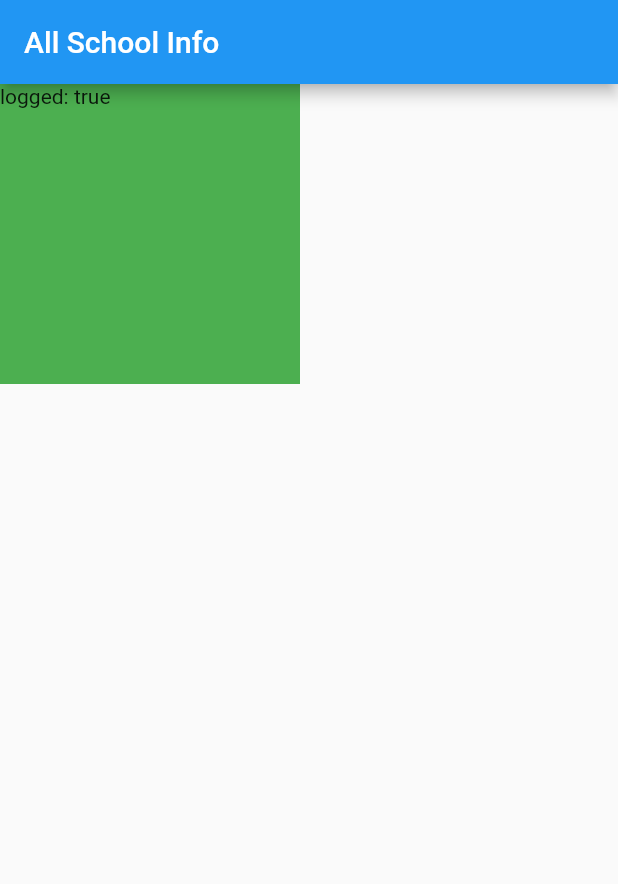
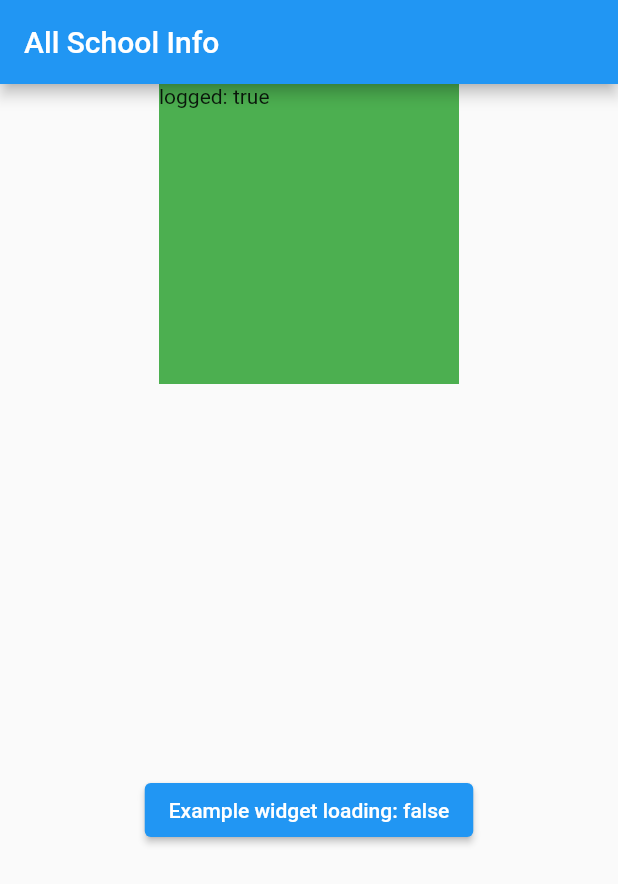
Before and after one commit to jWinterDay/all_school_info, a Flutter app: the screen it shows after launch, after a tap on an icon or button, on a phone screen of 412 x 824 dp. Shown: the top 884 px of the screen. Run offline on Flutter 3.47's test engine with Material 2 defaults, Android fonts, the phone set to English and light mode, and no system bars; our stand-ins replace flutter_bloc, flutter_redux, freezed_annotation, logger, redux.

Commit message:
announcement draft

```diff
--- a/lib/main.dart
+++ b/lib/main.dart
@@ -1,3 +1,4 @@
+import 'package:all_school_info/src/announcement/announcement.dart';
 import 'package:flutter/material.dart';
 import 'package:domain/domain.dart';
 import 'package:flutter_redux/flutter_redux.dart';
@@ -23,7 +24,10 @@ class MyApp extends StatelessWidget {
           appBar: AppBar(
             title: const Text('All School Info'),
           ),
-          body: GestureDetector(
+          body: Column(
+            children: <Widget>[
+              // test
+              GestureDetector(
                 onTap: () {
                   AppDomainProvider.appStore.dispatch(
                     UserLoggedInAction(loggedIn: !AppDomainProvider.appStore.state.userState.loggedIn),
@@ -45,6 +49,16 @@ class MyApp extends StatelessWidget {
                   ),
                 ),
               ),
+
+              // announcement
+              Expanded(
+                child: Container(
+                  color: Colors.blue,
+                  child: const Announcement(),
+                ),
+              ),
+            ],
+          ),
         ),
       ),
     );
--- /dev/null
+++ b/lib/src/announcement/announcement.dart
@@ -0,0 +1,28 @@
+// ignore_for_file: always_use_package_imports
+import 'package:domain/domain.dart';
+import 'package:flutter/material.dart';
+import 'package:flutter_bloc/flutter_bloc.dart';
+
+import 'bloc/announcement_bloc.dart';
+import 'views/announcement_view.dart';
+
+class Announcement extends StatelessWidget {
+  const Announcement({
+    Key? key,
+    this.testMode = false,
+  }) : super(key: key);
+
+  final bool testMode;
+
+  @override
+  Widget build(BuildContext context) {
+    return BlocProvider<AnnouncementBloc>(
+      create: (_) => AnnouncementBloc(
+        testMode: testMode,
+      )..add(const AnnouncementAction.start()),
+      child: AnnouncementView(
+        testMode: testMode,
+      ),
+    );
+  }
+}
--- /dev/null
+++ b/lib/src/announcement/bloc/announcement_bloc.dart
@@ -0,0 +1,66 @@
+// ignore_for_file: always_use_package_imports
+import 'dart:async';
+import 'package:domain/domain.dart';
+import 'package:flutter_bloc/flutter_bloc.dart';
+
+class AnnouncementBloc extends Bloc<AnnouncementAction, AnnouncementState> {
+  AnnouncementBloc({
+    required this.testMode,
+  }) : super(const AnnouncementState()) {
+    _subscribe();
+  }
+
+  final bool testMode;
+
+  StreamSubscription<bool>? _awaitingOfSomething;
+
+  // replace this with package State and Actions for using redux
+  // PackageState _packageState => storeProvider.state<PackageState>State>();
+  // PackageActions get _packageActions => storeProvider.actions<PackageActions>();
+  // Stream<PackageState> get _packageStateStream => storeProvider.streamState<PackageState>();
+
+  @override
+  Future<void> close() {
+    _awaitingOfSomething?.cancel();
+
+    return super.close();
+  }
+
+  @override
+  Stream<AnnouncementState> mapEventToState(AnnouncementAction event) async* {
+    yield* event.maybeMap<Stream<AnnouncementState>>(
+      start: (_) => _mapStartToState(),
+      // ignore: always_specify_types
+      changeLoading: (blocEvent) => _changeLoading(blocEvent.value),
+      orElse: _mapDefaultEventToState,
+    );
+  }
+
+  /// initial values
+  Stream<AnnouncementState> _mapStartToState() async* {
+    yield AppDomainProvider.appStore.state.announcementState;
+  }
+
+  /// loading
+  Stream<AnnouncementState> _changeLoading(bool value) async* {
+    AppDomainProvider.appStore.dispatch(
+      AnnouncementAction.changeLoading(value: !AppDomainProvider.appStore.state.announcementState.loading),
+    );
+
+    yield AppDomainProvider.appStore.state.announcementState;
+  }
+
+  /// default handler
+  Stream<AnnouncementState> _mapDefaultEventToState() async* {}
+
+  /// `subscribe to redux state`
+  void _subscribe() {
+    // _awaitingOfSomething = _packageStateStream.map((PackageState _packageState) {
+    //   return _packageState.loading;
+    // }).listen((bool loading) {
+    //   emit(state.copyWith(
+    //     loading: loading,
+    //   ));
+    // });
+  }
+}
--- /dev/null
+++ b/lib/src/announcement/views/announcement_view.dart
@@ -0,0 +1,63 @@
+// ignore_for_file: always_use_package_imports
+import 'package:domain/domain.dart';
+import 'package:flutter/cupertino.dart';
+import 'package:flutter/material.dart';
+import 'package:flutter_bloc/flutter_bloc.dart';
+import 'package:provider/provider.dart';
+
+// app domain
+// import 'package:app_domain/domain/store_provider.dart'; // uncomment it for using redux store provider
+// import 'package:utilities/context_extention.dart'; // uncomment it for using context tools
+// import 'package:package_name/package_name.dart'; // uncomment it for using package specific
+
+import '../bloc/announcement_bloc.dart';
+
+class AnnouncementView extends StatelessWidget {
+  const AnnouncementView({
+    Key? key,
+    this.testMode = false,
+  }) : super(key: key);
+
+  final bool testMode;
+
+  @override
+  Widget build(BuildContext context) {
+    return BlocBuilder<AnnouncementBloc, AnnouncementState>(
+      buildWhen: (AnnouncementState prev, AnnouncementState cur) {
+        return prev.loading != cur.loading; // an example
+      },
+      builder: (_, AnnouncementState announcementState) {
+        return _Example(loading: announcementState.loading);
+      },
+    );
+  }
+}
+
+class _Example extends StatelessWidget {
+  const _Example({
+    required this.loading,
+  });
+
+  final bool loading;
+
+  @override
+  Widget build(BuildContext context) {
+    final AnnouncementBloc bloc = context.read<AnnouncementBloc>();
+
+    return Scaffold(
+      body: Center(
+        child: ElevatedButton(
+          onPressed: () {
+            bloc.add(AnnouncementAction.changeLoading(value: !loading));
+          },
+          child: Text(
+            'Example widget loading: $loading',
+            // style: TextStyle(
+            //   color:  context.colors.white,
+            // ),
+          ),
+        ),
+      ),
+    );
+  }
+}
--- a/packages/domain/lib/domain.dart
+++ b/packages/domain/lib/domain.dart
@@ -8,7 +8,8 @@ export 'src/init_domain.dart';
 export 'src/redux/app/app_state.dart';
 
 // announcement
-export 'src/redux/announcement/announcement_actions.dart';
+export 'src/redux/announcement/models/announcement_model.dart';
+export 'src/redux/announcement/announcement_action.dart';
 export 'src/redux/announcement/announcement_state.dart';
 export 'src/redux/announcement/announcement_state_reducer.dart';
 
--- /dev/null
+++ b/packages/domain/lib/src/redux/announcement/announcement_action.dart
@@ -0,0 +1,14 @@
+import 'package:freezed_annotation/freezed_annotation.dart';
+
+import 'models/announcement_model.dart';
+
+part 'announcement_action.freezed.dart';
+
+@freezed
+abstract class AnnouncementAction with _$AnnouncementAction {
+  const factory AnnouncementAction.start() = _Start;
+
+  const factory AnnouncementAction.changeLoading({required bool value}) = _ChangeLoading;
+
+  const factory AnnouncementAction.addAnnouncement({required AnnouncementModel announcement}) = _AddAnnouncement;
+}
--- a/packages/domain/lib/src/redux/announcement/announcement_state.dart
+++ b/packages/domain/lib/src/redux/announcement/announcement_state.dart
@@ -1,6 +1,6 @@
 import 'package:freezed_annotation/freezed_annotation.dart';
 
-import 'models/announcement.dart';
+import 'models/announcement_model.dart';
 
 part 'announcement_state.freezed.dart';
 part 'announcement_state.g.dart';
@@ -10,7 +10,8 @@ class AnnouncementState with _$AnnouncementState {
   const AnnouncementState._();
 
   const factory AnnouncementState({
-    @JsonKey(name: 'announcement_list') List<Announcement>? announcementList,
+    @JsonKey(name: 'announcement_list') List<AnnouncementModel>? announcementList,
+    @JsonKey(name: 'loading', defaultValue: false) @Default(false) bool loading,
   }) = _AnnouncementState;
 
   factory AnnouncementState.fromJson(Map<String, dynamic> json) => _$AnnouncementStateFromJson(json);
--- a/packages/domain/lib/src/redux/announcement/announcement_state_reducer.dart
+++ b/packages/domain/lib/src/redux/announcement/announcement_state_reducer.dart
@@ -1,31 +1,16 @@
-import 'package:redux/redux.dart';
-
+import 'announcement_action.dart';
 import 'announcement_state.dart';
 
-typedef ReducerFunc = AnnouncementState Function(AnnouncementState, dynamic);
+AnnouncementState announcementStateReducer(AnnouncementState s, dynamic a) {
+  if (a is AnnouncementAction) {
+    return a.maybeMap<AnnouncementState>(
+      // ignore: always_specify_types
+      changeLoading: (actionEvent) => s.copyWith(loading: actionEvent.value),
+      orElse: () {
+        return s;
+      },
+    );
+  }
 
-// ignore: always_specify_types
-final Reducer<AnnouncementState> announcementStateReducer = combineReducers<AnnouncementState>(<ReducerFunc>[
-  // ignore: always_specify_types
-  // TypedReducer<AnnouncementState, AddAnnouncementAction>((s, a) => s. copyWith( loggedIn: a.loggedIn)),
-  // // ignore: always_specify_types
-  // TypedReducer<UserState, UserAccessGroupAction>((s, a) => s.copyWith(accessGroups: a.accessGroups)),
-  // TypedReducer<UserState, UserCredsAction>(_changedCredsAction),
-  // TypedReducer<UserState, UserTokensAction>(_changedTokensAction),
-]);
-
-// UserState _changedCredsAction(UserState s, UserCredsAction a) {
-//   return s.copyWith(
-//     userId: a.userId,
-//     firstName: a.firstName,
-//     lastName: a.lastName,
-//     email: a.email,
-//   );
-// }
-
-// UserState _changedTokensAction(UserState s, UserTokensAction a) {
-//   return s.copyWith(
-//     token: a.token,
-//     refreshToken: a.refreshToken,
-//   );
-// }
+  return s;
+}
--- a/packages/domain/lib/src/redux/announcement/models/announcement.dart
+++ b/packages/domain/lib/src/redux/announcement/models/announcement_model.dart
@@ -1,21 +1,21 @@
 import 'package:freezed_annotation/freezed_annotation.dart';
 
-part 'announcement.freezed.dart';
-part 'announcement.g.dart';
+part 'announcement_model.freezed.dart';
+part 'announcement_model.g.dart';
 
 const String defaultUserGroup = 'broadcast';
 
 @freezed
-class Announcement with _$Announcement {
-  const Announcement._();
+class AnnouncementModel with _$AnnouncementModel {
+  const AnnouncementModel._();
 
-  const factory Announcement({
+  const factory AnnouncementModel({
     @JsonKey(name: 'title') String? title,
     @JsonKey(name: 'content') String? content,
     @JsonKey(name: 'user_groups', defaultValue: <String>[defaultUserGroup])
     @Default(<String>[defaultUserGroup])
         List<String> userGroups,
-  }) = _Announcement;
+  }) = _AnnouncementModel;
 
-  factory Announcement.fromJson(Map<String, dynamic> json) => _$AnnouncementFromJson(json);
+  factory AnnouncementModel.fromJson(Map<String, dynamic> json) => _$AnnouncementModelFromJson(json);
 }
--- a/packages/domain/lib/src/redux/app/app_state.dart
+++ b/packages/domain/lib/src/redux/app/app_state.dart
@@ -11,6 +11,9 @@ class AppState with _$AppState {
   const AppState._();
 
   const factory AppState({
+    @Default(false) @JsonKey(name: 'test_mode', defaultValue: false) bool testMode,
+
+    //
     @Default(UserState()) @JsonKey(name: 'user_state') UserState userState,
     @Default(AnnouncementState()) @JsonKey(name: 'announcement_state') AnnouncementState announcementState,
   }) = _AppState;
--- a/pubspec.yaml
+++ b/pubspec.yaml
@@ -14,6 +14,7 @@ dependencies:
     sdk: flutter
 
   cupertino_icons: ^1.0.2
+  flutter_bloc: ^7.2.0
   flutter_redux: ^0.8.2
 
   # local packages
```
Also changed, not shown: packages/domain/lib/src/redux/announcement/announcement_actions.dart (deleted, +0 -13 lines), packages/domain/lib/src/redux/announcement/announcement_action.freezed.dart (added), packages/domain/lib/src/redux/announcement/announcement_state.freezed.dart, packages/domain/lib/src/redux/announcement/announcement_state.g.dart, packages/domain/lib/src/redux/announcement/models/announcement_model.freezed.dart, packages/domain/lib/src/redux/announcement/models/announcement_model.g.dart, packages/domain/lib/src/redux/app/app_state.freezed.dart, packages/domain/lib/src/redux/app/app_state.g.dart, pubspec.lock, 1 other file. Lines whose indentation alone changed are shown as unchanged.
